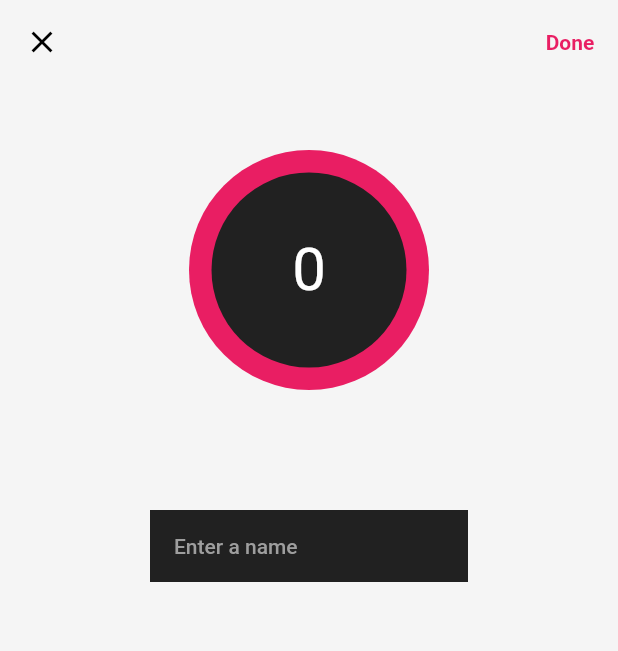
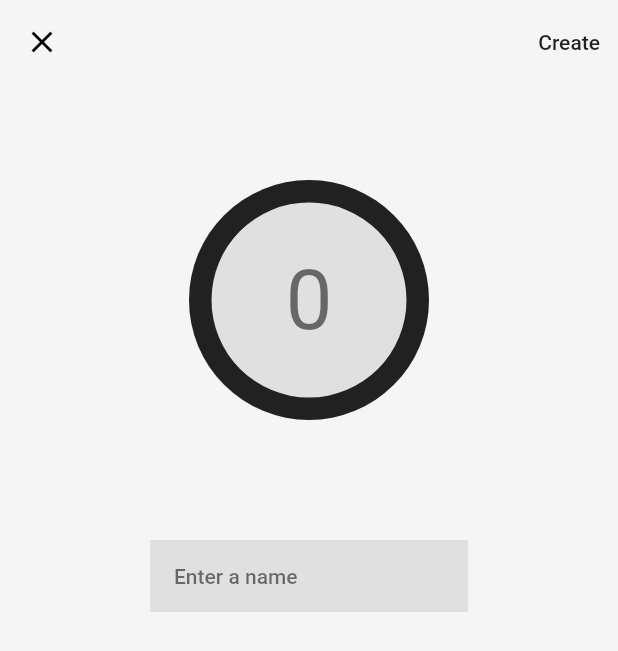
Before and after one commit to coodoo-io/counter_workshop, a Flutter app: the screen it shows after launch, after a tap on the "add" icon, on a phone screen of 412 x 824 dp. Shown: the top 651 px of the screen. Run offline on Flutter 3.47's test engine with Material 2 defaults, Android fonts, the phone set to English and light mode, and no system bars; our stand-ins replace equatable, flutter_bloc, go_router; missing offline and left inert: logging_appenders; generated files the repository leaves out were written again.

Commit message:
add translation and theming

```diff
--- a/lib/src/core/localization/app_de.arb
+++ b/lib/src/core/localization/app_de.arb
@@ -3,5 +3,7 @@
     "appTitle": "Zähler",
     "settings": "Einstellungen",
     "german": "Deutsch",
-    "english": "Englisch"
+    "english": "Englisch",
+    "create": "Erstellen",
+    "enterName": "Gib einen Namen an"
 }
--- a/lib/src/core/localization/app_en.arb
+++ b/lib/src/core/localization/app_en.arb
@@ -15,5 +15,13 @@
     "english": "English",
     "@english": {
       "description": "Language name: English"
+    },
+    "create": "Create",
+    "@create": {
+      "description": "Title of the create counter dialog"
+    },
+    "enterName": "Enter a name",
+    "@enterName": {
+      "description": "Enter a counter name"
     }
 }
--- a/lib/src/core/theme/app.theme.dart
+++ b/lib/src/core/theme/app.theme.dart
@@ -53,6 +53,12 @@ class AppTheme {
           fontSize: 160,
         ),
       ),
+      inputDecorationTheme: InputDecorationTheme(
+        border: InputBorder.none,
+        hintStyle: base.textTheme.caption,
+        fillColor: isLightMode ? Colors.grey.shade300 : Colors.grey.shade900,
+        filled: true,
+      ),
     );
   }
 }
--- a/lib/src/features/counter/presentation/edit/view/edit_counter.page.dart
+++ b/lib/src/features/counter/presentation/edit/view/edit_counter.page.dart
@@ -1,3 +1,4 @@
+import 'package:counter_workshop/src/core/extensions/localization.extension.dart';
 import 'package:counter_workshop/src/core/widgets/custom_loading_indicator.widget.dart';
 import 'package:counter_workshop/src/core/widgets/error_message.widget.dart';
 import 'package:counter_workshop/src/features/counter/data/repositories/counter.repository.dart';
@@ -35,6 +36,7 @@ class EditCounterView extends StatelessWidget {
     final editCounterBloc = context.watch<EditCounterBloc>();
     final log = Logger('CounterView');
     final nameController = TextEditingController();
+    final theme = Theme.of(context);
 
     return Scaffold(
       extendBodyBehindAppBar: true,
@@ -42,7 +44,7 @@ class EditCounterView extends StatelessWidget {
         actions: [
           TextButton(
             onPressed: () => editCounterBloc.add(CounterCreate(CounterModel(name: nameController.text))),
-            child: const Text('Done', style: TextStyle(color: Colors.pink, fontWeight: FontWeight.w700)),
+            child: Text(context.loc.create, style: theme.textTheme.button),
           ),
         ],
       ),
@@ -74,6 +76,7 @@ class EditCounterView extends StatelessWidget {
               child: SingleChildScrollView(
                 child: Column(
                   children: [
+                    const SizedBox(height: 20),
                     CounterValueIndicator(value: counterModel?.value),
                     const SizedBox(height: 80),
                     _NameInput(nameController: nameController),
@@ -104,13 +107,7 @@ class _NameInput extends StatelessWidget {
       builder: (context, state) {
         return TextField(
           controller: nameController,
-          decoration: InputDecoration(
-            border: InputBorder.none,
-            hintText: 'Enter a name',
-            hintStyle: const TextStyle(color: Colors.grey),
-            fillColor: Colors.grey.shade900,
-            filled: true,
-          ),
+          decoration: InputDecoration(hintText: context.loc.enterName),
         );
       },
     );
--- a/lib/src/features/counter/presentation/edit/view/widgets/counter_value_indicator.dart
+++ b/lib/src/features/counter/presentation/edit/view/widgets/counter_value_indicator.dart
@@ -1,3 +1,4 @@
+import 'package:counter_workshop/src/core/utils/color.util.dart';
 import 'package:flutter/material.dart';
 
 class CounterValueIndicator extends StatelessWidget {
@@ -6,15 +7,16 @@ class CounterValueIndicator extends StatelessWidget {
 
   @override
   Widget build(BuildContext context) {
+    final theme = Theme.of(context);
     return CircleAvatar(
       radius: 80,
-      backgroundColor: Colors.pink,
+      backgroundColor: ColorUtil.isDarkMode(theme) ? Colors.white : Colors.grey.shade900,
       child: CircleAvatar(
         radius: 65,
-        backgroundColor: Colors.grey.shade900,
+        backgroundColor: ColorUtil.isDarkMode(theme) ? Colors.grey.shade900 : Colors.grey.shade300,
         child: Text(
           value?.toString() ?? '0',
-          style: const TextStyle(color: Colors.white, fontSize: 40),
+          style: theme.textTheme.headline2,
         ),
       ),
     );
```
